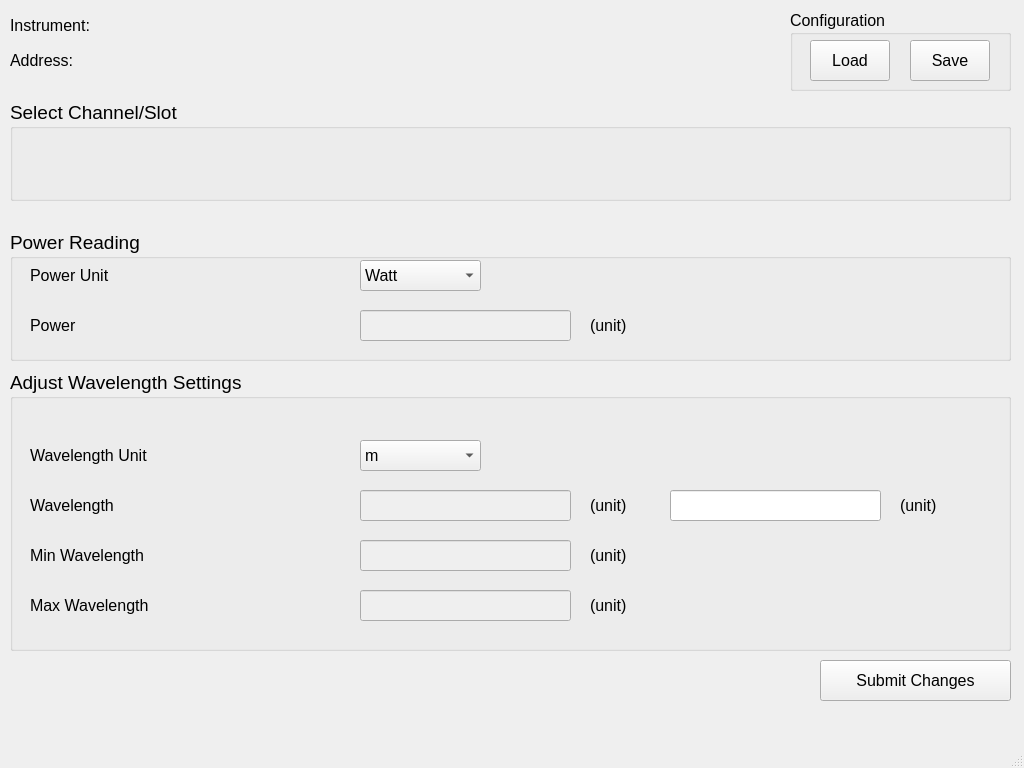
This is src/Device_Config_Windows/configpowermeter.ui in shattered97/OSICS_Interface as Qt 5 draws it before an edit. The edited form follows.
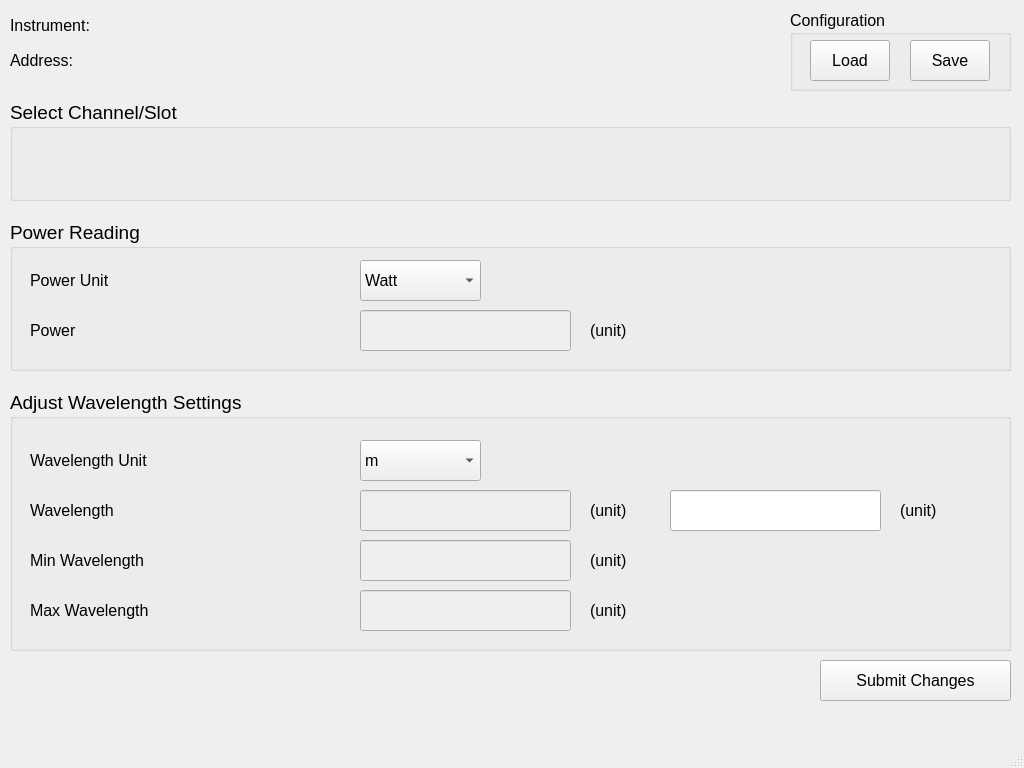
This is the edited form.

Diff of the .ui file:
```diff
--- a/src/Device_Config_Windows/configpowermeter.ui
+++ b/src/Device_Config_Windows/configpowermeter.ui
@@ -81,9 +81,9 @@
     <property name="geometry">
      <rect>
       <x>10</x>
-      <y>230</y>
+      <y>220</y>
       <width>1001</width>
-      <height>131</height>
+      <height>151</height>
      </rect>
     </property>
     <property name="font">
@@ -101,9 +101,9 @@
      <property name="geometry">
       <rect>
        <x>350</x>
-       <y>80</y>
+       <y>90</y>
        <width>211</width>
-       <height>31</height>
+       <height>41</height>
       </rect>
      </property>
      <property name="font">
@@ -119,9 +119,9 @@
      <property name="geometry">
       <rect>
        <x>580</x>
-       <y>80</y>
+       <y>90</y>
        <width>51</width>
-       <height>31</height>
+       <height>41</height>
       </rect>
      </property>
      <property name="font">
@@ -137,9 +137,9 @@
      <property name="geometry">
       <rect>
        <x>20</x>
-       <y>30</y>
+       <y>40</y>
        <width>331</width>
-       <height>31</height>
+       <height>41</height>
       </rect>
      </property>
      <property name="font">
@@ -155,9 +155,9 @@
      <property name="geometry">
       <rect>
        <x>20</x>
-       <y>80</y>
+       <y>90</y>
        <width>331</width>
-       <height>31</height>
+       <height>41</height>
       </rect>
      </property>
      <property name="font">
@@ -173,9 +173,9 @@
      <property name="geometry">
       <rect>
        <x>350</x>
-       <y>30</y>
+       <y>40</y>
        <width>121</width>
-       <height>31</height>
+       <height>41</height>
       </rect>
      </property>
      <property name="font">
@@ -202,9 +202,9 @@
     <property name="geometry">
      <rect>
       <x>10</x>
-      <y>370</y>
+      <y>390</y>
       <width>1001</width>
-      <height>281</height>
+      <height>261</height>
      </rect>
     </property>
     <property name="font">
@@ -222,9 +222,9 @@
      <property name="geometry">
       <rect>
        <x>350</x>
-       <y>120</y>
+       <y>100</y>
        <width>211</width>
-       <height>31</height>
+       <height>41</height>
       </rect>
      </property>
      <property name="font">
@@ -243,9 +243,9 @@
      <property name="geometry">
       <rect>
        <x>350</x>
-       <y>170</y>
+       <y>150</y>
        <width>211</width>
-       <height>31</height>
+       <height>41</height>
       </rect>
      </property>
      <property name="font">
@@ -264,9 +264,9 @@
      <property name="geometry">
       <rect>
        <x>350</x>
-       <y>220</y>
+       <y>200</y>
        <width>211</width>
-       <height>31</height>
+       <height>41</height>
       </rect>
      </property>
      <property name="font">
@@ -282,9 +282,9 @@
      <property name="geometry">
       <rect>
        <x>580</x>
-       <y>120</y>
+       <y>100</y>
        <width>51</width>
-       <height>31</height>
+       <height>41</height>
       </rect>
      </property>
      <property name="font">
@@ -300,9 +300,9 @@
      <property name="geometry">
       <rect>
        <x>580</x>
-       <y>170</y>
+       <y>150</y>
        <width>51</width>
-       <height>31</height>
+       <height>41</height>
       </rect>
      </property>
      <property name="font">
@@ -318,9 +318,9 @@
      <property name="geometry">
       <rect>
        <x>580</x>
-       <y>220</y>
+       <y>200</y>
        <width>51</width>
-       <height>31</height>
+       <height>41</height>
       </rect>
      </property>
      <property name="font">
@@ -336,9 +336,9 @@
      <property name="geometry">
       <rect>
        <x>20</x>
-       <y>70</y>
+       <y>50</y>
        <width>331</width>
-       <height>31</height>
+       <height>41</height>
       </rect>
      </property>
      <property name="font">
@@ -354,9 +354,9 @@
      <property name="geometry">
       <rect>
        <x>20</x>
-       <y>120</y>
+       <y>100</y>
        <width>331</width>
-       <height>31</height>
+       <height>41</height>
       </rect>
      </property>
      <property name="font">
@@ -372,9 +372,9 @@
      <property name="geometry">
       <rect>
        <x>20</x>
-       <y>170</y>
+       <y>150</y>
        <width>331</width>
-       <height>31</height>
+       <height>41</height>
       </rect>
      </property>
      <property name="font">
@@ -390,9 +390,9 @@
      <property name="geometry">
       <rect>
        <x>20</x>
-       <y>220</y>
+       <y>200</y>
        <width>331</width>
-       <height>31</height>
+       <height>41</height>
       </rect>
      </property>
      <property name="font">
@@ -408,9 +408,9 @@
      <property name="geometry">
       <rect>
        <x>350</x>
-       <y>70</y>
+       <y>50</y>
        <width>121</width>
-       <height>31</height>
+       <height>41</height>
       </rect>
      </property>
      <property name="font">
@@ -454,9 +454,9 @@
      <property name="geometry">
       <rect>
        <x>660</x>
-       <y>120</y>
+       <y>100</y>
        <width>211</width>
-       <height>31</height>
+       <height>41</height>
       </rect>
      </property>
      <property name="font">
@@ -469,9 +469,9 @@
      <property name="geometry">
       <rect>
        <x>890</x>
-       <y>120</y>
+       <y>100</y>
        <width>81</width>
-       <height>31</height>
+       <height>41</height>
       </rect>
      </property>
      <property name="font">
```
